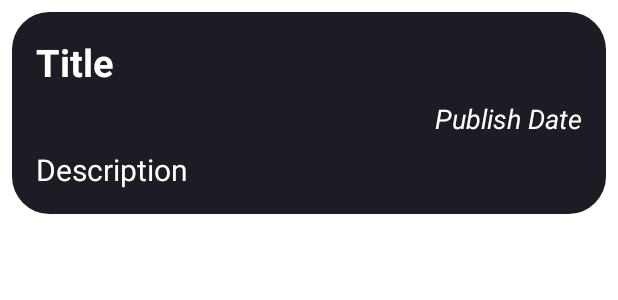
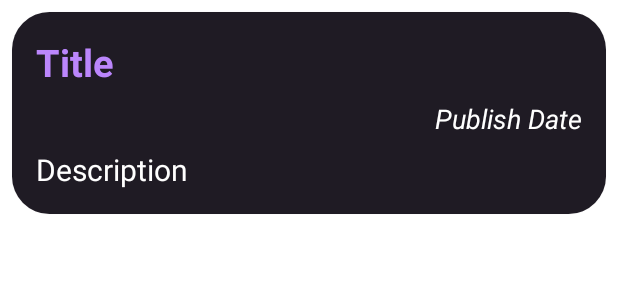
Before and after one commit to ShubhamKumar2802/News_Reader, an Android app: the layout news_adapter_layout.xml on its own in the app's theme, with its tools: preview values and no code run, on a phone screen of 412 x 824 dp. Shown: the top 300 px of the screen. Run offline under Robolectric (Android 15) with nearby library versions, the phone set to English and light mode, and no system bars; network calls fail.

Commit message:
text color change

```diff
--- a/app/src/main/res/layout/news_adapter_layout.xml
+++ b/app/src/main/res/layout/news_adapter_layout.xml
@@ -25,7 +25,7 @@
             android:layout_marginTop="16dp"
             android:layout_marginEnd="16dp"
             android:text="Title"
-            android:textColor="#FFFFFF"
+            android:textColor="#BB86FC"
             android:textSize="25sp"
             android:textStyle="bold"
             app:layout_constraintEnd_toEndOf="parent"
--- a/app/src/main/res/layout/video_adapter_layout.xml
+++ b/app/src/main/res/layout/video_adapter_layout.xml
@@ -24,7 +24,7 @@
             android:layout_marginTop="16dp"
             android:layout_marginEnd="16dp"
             android:text="TextView"
-            android:textColor="#FFFFFF"
+            android:textColor="#BB86FC"
             android:textSize="25sp"
             android:textStyle="bold"
             app:layout_constraintEnd_toEndOf="parent"
```
